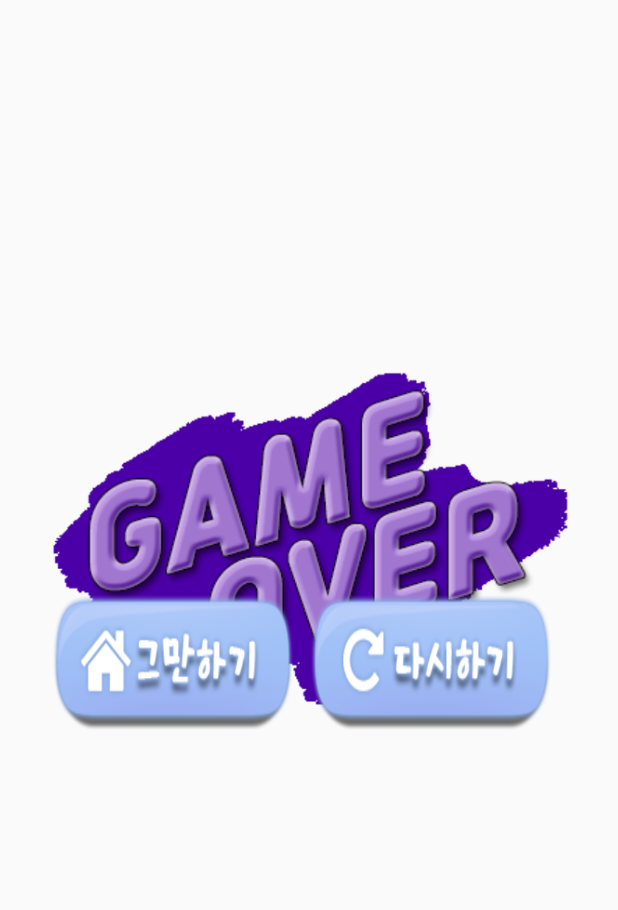
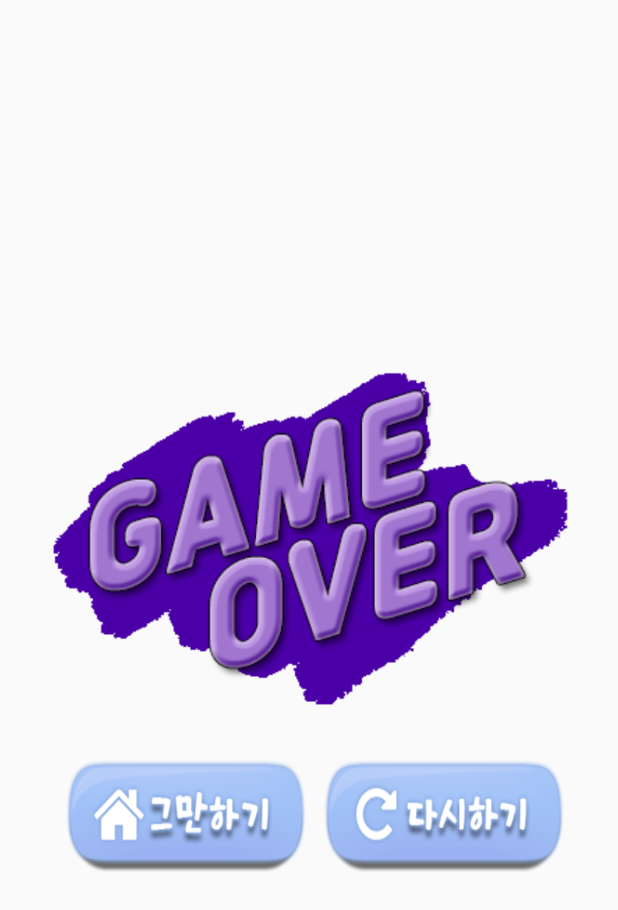
Before and after one commit to jian03/ALPHA-VIRUS, an Android app: the layout activity_gameover.xml on its own in the app's theme, with its tools: preview values and no code run, on a phone screen of 412 x 824 dp. Shown: the top 910 px of the screen. Run offline under Robolectric (Android 15) with nearby library versions, the phone set to English and light mode, and no system bars.

Commit message:
Game 10Stage-gameoverLayout

```diff
--- a/app/src/main/java/com/example/virusgame/GameActivity.java
+++ b/app/src/main/java/com/example/virusgame/GameActivity.java
@@ -38,7 +38,7 @@ public class GameActivity extends AppCompatActivity {
     private int media_pos;
     private static MediaPlayer mp;
     ImageButton btnpause, btnsoundon, btnclose, btngo, btnrefresh, btnhome;
-    LinearLayout q1, q2, q3, q4, q5, q6, q7, q8, q9, q10, q11, q12, q13, q14, q15, q16, q17, q18, q19, q20, lineargameover;
+    LinearLayout q1, q2, q3, q4, q5, q6, q7, q8, q9, q10, q11, q12, q13, q14, q15, q16, q17, q18, q19, q20;
     EditText ae1, ae2, ae3, ae4, ae5, ae6, ae7, ae8, ae9, ae10, ae11, ae12, ae13, ae14, ae15, ae16, ae17, ae18, ae19, ae20;
     Button ab1, ab2, ab3, ab4, ab5, ab6, ab7, ab8, ab9, ab10, ab11, ab12, ab13, ab14, ab15, ab16, ab17, ab18, ab19, ab20, overbtnhome, overbtnrefresh;
     ImageView v1, v2, v3, v4, v5, v6, v7, v8, v9, v10;
@@ -59,7 +59,7 @@ public class GameActivity extends AppCompatActivity {
 
         LayoutInflater inflater = (LayoutInflater)getSystemService(Context.LAYOUT_INFLATER_SERVICE);
         final LinearLayout linear = (LinearLayout)inflater.inflate(R.layout.activity_countdown, null);
-        lineargameover = (LinearLayout)inflater.inflate(R.layout.activity_gameover, null);
+        final LinearLayout lineargameover = (LinearLayout)inflater.inflate(R.layout.activity_gameover, null);
         //final LinearLayout linearnotanswer = (LinearLayout)inflater.inflate(R.layout.activity_notanswer, null);
         //final LinearLayout linearrightanswer = (LinearLayout)inflater.inflate(R.layout.activity_rightanswer, null);
         final LinearLayout.LayoutParams paramlinear = new LinearLayout.LayoutParams(
@@ -76,7 +76,6 @@ public class GameActivity extends AppCompatActivity {
         View view = (View)getLayoutInflater().inflate(R.layout.activity_pause, null);
         final FrameLayout frame = view.findViewById(R.id.frame);
         frame.setBackgroundColor(Color.parseColor("#99000000"));
-        //lineargameover.setBackgroundColor(Color.parseColor("#99000000"));
 
         count = findViewById(R.id.timer);
         btnpause = findViewById(R.id.btn_pause);
@@ -469,7 +468,7 @@ public class GameActivity extends AppCompatActivity {
                             break;
                         } else {
                             v10.setVisibility(View.VISIBLE);
-                            lineargameover.setVisibility(View.VISIBLE);
+                            //lineargameover.setVisibility(View.VISIBLE);
                         }
                     }
                 }
@@ -511,6 +510,12 @@ public class GameActivity extends AppCompatActivity {
                 q1.setVisibility(View.VISIBLE);
             }
         }, 4000); // 4초 뒤에 카운트다운 시작
+        gameovertt = new TimerTask() {
+            @Override
+            public void run() {
+                lineargameover.setVisibility(View.VISIBLE);
+            }
+        };
     }
 
     View.OnClickListener btnListener = new View.OnClickListener() {
@@ -540,7 +545,9 @@ public class GameActivity extends AppCompatActivity {
                 count.setText("Time : "+String.valueOf(msg.arg1));
             }else if (msg.what == 2){
                 // 게임 오버
-                lineargameover.setVisibility(View.VISIBLE);
+                //lineargameover.setVisibility(View.VISIBLE);
+                timer = new Timer();
+                timer.schedule(gameovertt, 0, 3000);
             }
         }
     };
--- a/app/src/main/res/layout/activity_gameover.xml
+++ b/app/src/main/res/layout/activity_gameover.xml
@@ -1,30 +1,33 @@
 <?xml version="1.0" encoding="utf-8"?>
-<RelativeLayout xmlns:android="http://schemas.android.com/apk/res/android"
+<LinearLayout xmlns:android="http://schemas.android.com/apk/res/android"
     android:layout_width="match_parent"
     android:layout_height="match_parent"
     android:id="@+id/lineargameover"
     android:padding="20dp"
+    android:orientation="vertical"
+    android:gravity="center"
     android:background="@android:color/transparent">
 
     <ImageView
+        android:layout_width="wrap_content"
+        android:layout_height="wrap_content"
+        android:src="@drawable/gameover"/>
+    <LinearLayout
         android:layout_width="match_parent"
-        android:layout_height="match_parent"
-        android:layout_marginTop="-100dp"
-        android:src="@drawable/gameover"/>
+        android:layout_height="wrap_content"
+        android:orientation="horizontal"
+        android:gravity="center">
         <Button
             android:id="@+id/overbtnhome"
             android:layout_width="172dp"
-        android:layout_height="120dp"
+            android:layout_height="100dp"
             android:layout_marginLeft="10dp"
-        android:layout_marginTop="360dp"
-        android:background="@drawable/btnhome"
-        />
+            android:background="@drawable/btnhome" />
         <Button
             android:id="@+id/overbtnrefresh"
             android:layout_width="172dp"
-        android:layout_height="120dp"
-        android:layout_marginTop="360dp"
+            android:layout_height="100dp"
             android:layout_toRightOf="@+id/overbtnhome"
-        android:background="@drawable/btnrefresh"
-        />
-</RelativeLayout>
+            android:background="@drawable/btnrefresh" />
+    </LinearLayout>
+</LinearLayout>
```
Lines whose indentation alone changed are shown as unchanged.
